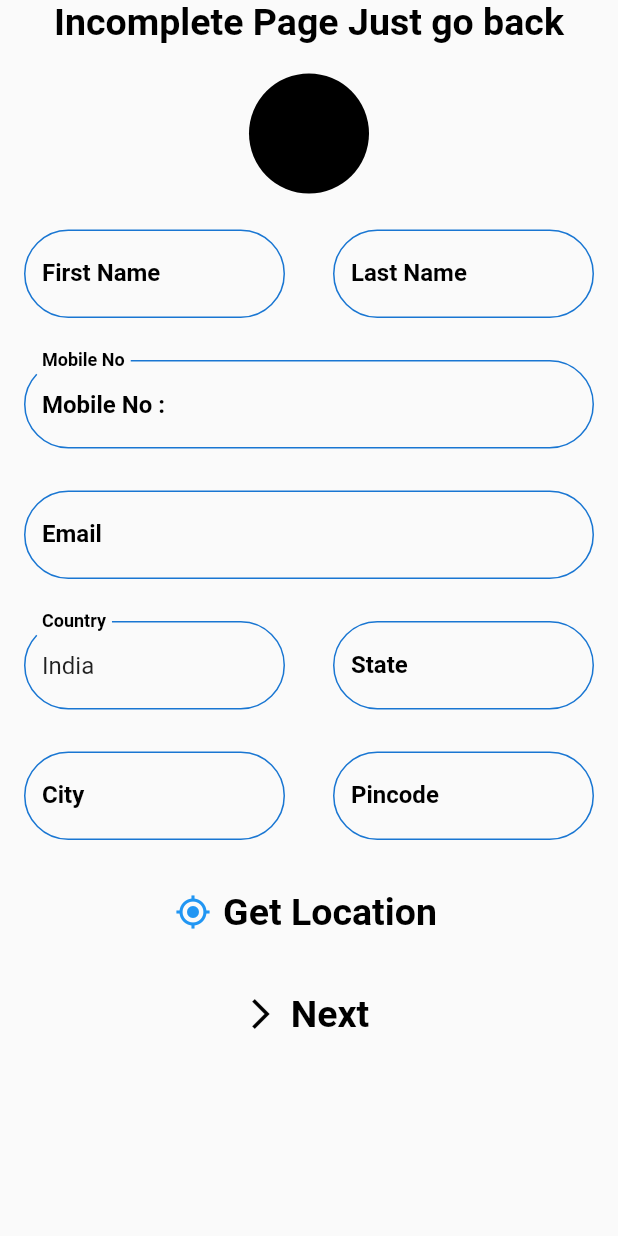
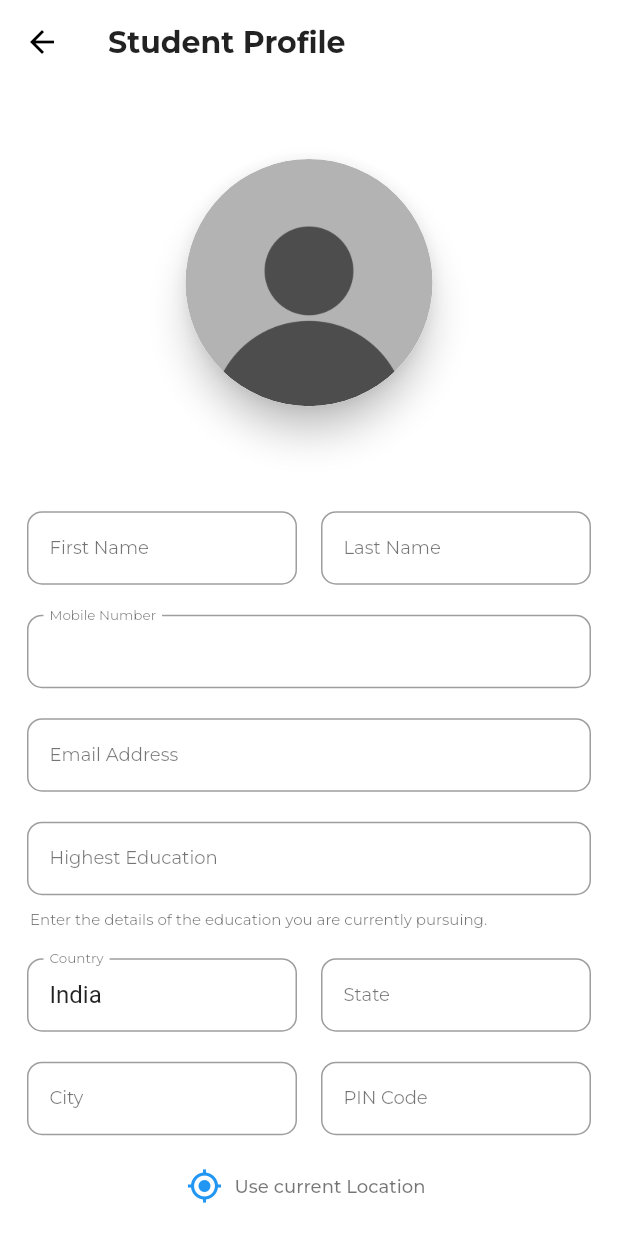
Before and after one commit to softjech/teamrapport, a Flutter app: the StudentInfo screen opened by its route, on a phone screen of 412 x 824 dp. Run offline on Flutter 3.47's test engine with Material 2 defaults, Android fonts, the phone set to English and light mode, and no system bars; our stand-ins replace cloud_firestore, firebase_auth, firebase_storage, geolocator, google_fonts, image_picker and 1 more; missing offline and left inert: flare_splash_screen; accounts and stored records are empty; network calls fail; Roboto replaces fonts that are missing (DM Mono).

Commit message:
worked in teacher details restyled student details

```diff
--- a/lib/constants.dart
+++ b/lib/constants.dart
@@ -100,10 +100,11 @@ Widget myTextField({onChanged, label, keyboardType}) {
 
 //Customized Form Field
 Widget myFromField(
-    {label, hint, validator, onSaved, keyBoardType: TextInputType.text}) {
+    {label, hint, validator, onSaved, keyBoardType: TextInputType.text, controller}) {
   return Padding(
     padding: const EdgeInsets.symmetric(vertical: 10.0, horizontal: 8),
     child: TextFormField(
+      controller: controller,
       keyboardType: keyBoardType,
       decoration: myInputDecoration(
 
--- a/lib/login/loginScreen.dart
+++ b/lib/login/loginScreen.dart
@@ -264,9 +264,10 @@ class _LoginScreenState extends State<LoginScreen> {
                           : verify(number);
                       //Navigator.pop(context);
                     },
-                    child: const Text(
+                    child: Text(
                       'Verify',
-                      style: TextStyle(
+                      style: subhead2.copyWith(
+                        fontSize: 14,
                         color: themeColor,
                       ),
                     ),
--- a/lib/student/studentInfo.dart
+++ b/lib/student/studentInfo.dart
@@ -15,19 +15,29 @@ import '../constants.dart';
 
 class StudentInfo extends StatefulWidget {
   static const String studentRoute = 'onboarding/login/student';
+
+  String _firstName;
+  String _lastName;
+  String _emailId;
+  String _highestEducation;
+  String _mediaUrl;
+
   @override
   _StudentInfoState createState() => _StudentInfoState();
 }
 
 class _StudentInfoState extends State<StudentInfo> {
-  String firstName = ' ', lastName = ' ', email = ' ', mediaUrl = ' ';
+  //Input form key
+  final GlobalKey<FormState> _formKey = GlobalKey<FormState>();
+
   TextEditingController cityController = TextEditingController();
   TextEditingController stateController = TextEditingController();
   TextEditingController pincodeController = TextEditingController();
   TextEditingController countryController = TextEditingController();
   TextEditingController mobileNoController = TextEditingController();
   File file;
-  bool isLoading=false;
+  bool isLoading = false;
+
   @override
   void initState() {
     getUserLocation();
@@ -83,32 +93,33 @@ class _StudentInfoState extends State<StudentInfo> {
       builder: (context) {
         return SimpleDialog(
           elevation: 50,
-          backgroundColor: Color(0xFF424242),
+          backgroundColor: Colors.white,
           //contentPadding: EdgeInsets.all(20.0),
-          titlePadding: EdgeInsets.only(top: 20),
-          shape:
-              RoundedRectangleBorder(borderRadius: BorderRadius.circular(15)),
+          titlePadding: EdgeInsets.all(20),
+          shape: RoundedRectangleBorder(
+            borderRadius: BorderRadius.circular(10),
+          ),
           title: Center(
             child: Text(
               'Upload Profile Picture',
-            style: TextStyle(color: Colors.white, fontSize: 30.0),
-          )),
+              style: heading2,
+            ),
+          ),
           children: <Widget>[
             SimpleDialogOption(
               child: Row(
                 children: <Widget>[
                   Icon(
-                    CupertinoIcons.photo_camera,
-                    color: Colors.white,
+                    Icons.camera_alt,
+                    color: Colors.black54,
                   ),
                   SizedBox(
                     width: 10.0,
                   ),
-                  Text('Photo with Camera',
-                      style: TextStyle(
-                        color: Colors.white,
-                        fontSize: 20.0,
-                      )),
+                  Text(
+                    'Photo with Camera',
+                    style: subhead2,
+                  ),
                 ],
               ),
               onPressed: handleTakePhoto,
@@ -119,35 +130,25 @@ class _StudentInfoState extends State<StudentInfo> {
                 children: <Widget>[
                   Icon(
                     Icons.image,
-                    color: Colors.white,
+                    color: Colors.black54,
                   ),
                   SizedBox(
                     width: 10.0,
                   ),
-                  Text('Image from Gallery',
-                      style: TextStyle(
-                        color: Colors.white,
-                        fontSize: 20.0,
-                      )),
+                  Text(
+                    'Image from Gallery',
+                    style: subhead2,
+                  ),
                 ],
               ),
             ),
-            SimpleDialogOption(
-              child: Row(
-                children: <Widget>[
-                  Icon(
-                    Icons.cancel,
-                    color: Colors.white,
+            FlatButton(
+              child: Text(
+                'Cancel',
+                style: subhead2.copyWith(
+                  fontSize: 14,
+                  color: themeColor,
                 ),
-                  SizedBox(
-                    width: 10.0,
-                  ),
-                  Text('Cancel',
-                      style: TextStyle(
-                        color: Colors.white,
-                        fontSize: 20.0,
-                      )),
-                ],
               ),
               onPressed: () => Navigator.pop(context),
             ),
@@ -171,7 +172,7 @@ class _StudentInfoState extends State<StudentInfo> {
   handleImage() async {
     setState(() {});
     await compressImage();
-    mediaUrl = await uploadImage(file);
+    widget._mediaUrl = await uploadImage(file);
   }
 
   Future<String> uploadImage(imageFile) async {
@@ -190,12 +191,12 @@ class _StudentInfoState extends State<StudentInfo> {
     DocumentReference docRef = usersRef.document(myNumber);
     await docRef.setData({
       'isTeacher': false,
-      'firstName': firstName,
-      'lastName': lastName,
-      'Name': firstName + ' ' + lastName,
-      'profilePic': mediaUrl,
+      'firstName': widget._firstName,
+      'lastName': widget._lastName,
+      'Name': widget._firstName + ' ' + widget._lastName,
+      'profilePic': widget._mediaUrl,
       'mobileNumber': myNumber,
-      'email': email,
+      'email': widget._emailId,
       'country': countryController.text,
       'state': stateController.text,
       'city': cityController.text,
@@ -208,80 +209,210 @@ class _StudentInfoState extends State<StudentInfo> {
     Navigator.pushReplacementNamed(context, HomeScreen.homeRoute);
   }
 
+  Widget _getProfilePic() {
+    return Material(
+      elevation: 10,
+      shape: CircleBorder(),
+      clipBehavior: Clip.antiAlias,
+      child: Center(
+        child: GestureDetector(
+          child: CircleAvatar(
+            radius: MediaQuery.of(context).size.width * 0.2,
+            backgroundImage: file != null
+                ? FileImage(file)
+                : AssetImage(
+                    'assets/images/default.png',
+                  ),
+            backgroundColor: Colors.transparent,
+          ),
+          onTap: () {
+            //Implement setting up of profile Image here.
+            selectImage(context);
+          },
+        ),
+      ),
+    );
+  }
+
+  Widget _buildFirstName() {
+    return myFromField(
+      label: 'First Name',
+      validator: (String value) {
+        if (value.isEmpty) {
+          return 'First name is required';
+        }
+        return null;
+      },
+      onSaved: (String value) {
+        widget._firstName = value;
+      },
+    );
+  }
+
+  Widget _buildLastName() {
+    return myFromField(
+      label: 'Last Name',
+      validator: (String value) {
+        if (value.isEmpty) {
+          return 'Last name is required.';
+        }
+        return null;
+      },
+      onSaved: (String value) {
+        widget._lastName = value;
+      },
+    );
+  }
+
+  Widget _buildMobileNumber() {
+    return myFromField(
+      label: 'Mobile Number',
+      controller: mobileNoController,
+      validator: (String value) {
+        if (value.isEmpty) {
+          return 'Mobile number is required.';
+        }
+        if (value.length != 13) {
+          return 'Invalid mobile number';
+        }
+        return null;
+      },
+      onSaved: (String value) {
+        widget._lastName = value;
+      },
+    );
+  }
+
+  Widget _buildHighestEducation() {
+    return myFromField(
+      label: 'Highest Education',
+      hint: 'ABC degree from XYZ university.',
+      validator: (String value) {
+        if (value.isEmpty) {
+          return 'Education details are required.';
+        }
+
+        return null;
+      },
+      onSaved: (String value) {
+        widget._highestEducation = value;
+      },
+    );
+  }
+
+  Widget _buildEmail() {
+    return myFromField(
+      label: 'Email Address',
+      hint: 'someone@example.com',
+      validator: (String value) {
+        if (value.isEmpty) {
+          return 'Email is required.';
+        }
+        if (!RegExp(
+                r'^([a-zA-Z0-9_\-\.]+)@([a-zA-Z0-9_\-\.]+)\.([a-zA-Z]{2,5})$')
+            .hasMatch(value)) {
+          return 'invalid email address';
+        }
+        return null;
+      },
+      onSaved: (String value) {
+        widget._emailId = value;
+      },
+    );
+  }
+
+  Widget _buildCountry() {
+    return myFromField(
+      label: 'Country',
+      controller: countryController,
+      validator: (String value) {
+        if (value.isEmpty) {
+          return 'Country is required.';
+        }
+
+        return null;
+      },
+    );
+  }
+
+  Widget _buildState() {
+    return myFromField(
+      label: 'State',
+      controller: stateController,
+      validator: (String value) {
+        if (value.isEmpty) {
+          return 'State is required.';
+        }
+
+        return null;
+      },
+    );
+  }
+
+  Widget _buildCity() {
+    return myFromField(
+      label: 'City',
+      controller: cityController,
+      validator: (String value) {
+        if (value.isEmpty) {
+          return 'City is required.';
+        }
+
+        return null;
+      },
+    );
+  }
+
+  Widget _buildPincode() {
+    return myFromField(
+      label: 'PIN Code',
+      controller: pincodeController,
+      validator: (String value) {
+        if (value.isEmpty) {
+          return 'PIN code is required.';
+        }
+
+        return null;
+      },
+    );
+  }
+
   @override
   Widget build(BuildContext context) {
-    return isLoading ? circularProgress() : Scaffold(
-      body: Container(
+    return isLoading
+        ? circularProgress()
+        : Scaffold(
+            appBar: AppBar(
+              title: Text(
+                'Student Profile',
+                style: heading1,
+              ),
+              backgroundColor: Colors.white,
+              elevation: 0,
+            ),
+            backgroundColor: Colors.white,
+            body: Padding(
+              padding: const EdgeInsets.all(10.0),
+              child: Form(
+                key: _formKey,
                 child: ListView(
+                  shrinkWrap: true,
                   children: <Widget>[
-            SafeArea(
-              child: Column(
-                crossAxisAlignment: CrossAxisAlignment.center,
-                children: <Widget>[
-                  Text(
-                    'Incomplete Page Just go back',
-                    style: kTextStyle,
+                    SizedBox(
+                      height: 40,
                     ),
-                  Padding(
-                    padding: const EdgeInsets.only(top: 20),
-                    child: GestureDetector(
-                      onTap: () {
-                        selectImage(context);
-                      },
-                      child: file == null
-                          ? CircleAvatar(
-                              backgroundColor: Colors.black,
-                              radius: 40,
-                            )
-                          : Card(
-                              child: Container(
-                                height: 100,
-                                width: 100,
-                                child: Image.file(file),
-                              ),
-                            ),
-                    ),
+                    _getProfilePic(),
+                    SizedBox(
+                      height: 60,
                     ),
                     Row(
                       mainAxisSize: MainAxisSize.min,
                       children: <Widget>[
                         Expanded(
-                        child: Padding(
-                          padding: const EdgeInsets.only(top: 20),
-                          child: ListTile(
-                            title: TextFormField(
-                              onChanged: (val) {
-                                firstName = val;
-                              },
-                              decoration: InputDecoration(
-                                  hintText: 'First Name',
-                                  hintStyle: kLabelStyle,
-                                  focusedBorder: kTextInputBorder,
-                                  enabledBorder: kTextInputBorder,
-                                  labelStyle: kLabelStyle,
-                                  labelText: 'First Name'),
-                            ),
-                          ),
-                        ),
+                          child: _buildFirstName(),
                         ),
                         Expanded(
-                        child: Padding(
-                          padding: const EdgeInsets.only(top: 20),
-                          child: ListTile(
-                            title: TextFormField(
-                              onChanged: (val) {
-                                lastName = val;
-                              },
-                              decoration: InputDecoration(
-                                  hintText: 'Last Name',
-                                  hintStyle: kLabelStyle,
-                                  focusedBorder: kTextInputBorder,
-                                  enabledBorder: kTextInputBorder,
-                                  labelStyle: kLabelStyle,
-                                  labelText: 'Last Name'),
-                            ),
-                          ),
-                        ),
+                          child: _buildLastName(),
                         ),
                       ],
                     ),
@@ -292,121 +423,40 @@ class _StudentInfoState extends State<StudentInfo> {
 
 
                      */
+                    _buildMobileNumber(),
+                    _buildEmail(),
+                    _buildHighestEducation(),
                     Padding(
-                    padding: const EdgeInsets.only(top: 20),
-                    child: ListTile(
-                      title: TextFormField(
-                        controller: mobileNoController,
-                        decoration: InputDecoration(
-                            prefixText: 'Mobile No : ',
-                            hintText: 'Mobile No',
-                            hintStyle: kLabelStyle,
-                            focusedBorder: kTextInputBorder,
-                            enabledBorder: kTextInputBorder,
-                            labelStyle: kLabelStyle,
-                            labelText: 'Mobile No'),
+                      padding: const EdgeInsets.only(
+                        left: 10.0,
+                        bottom: 10.0,
                       ),
-                    ),
-                  ),
-                  Padding(
-                    padding: const EdgeInsets.only(top: 20),
-                    child: ListTile(
-                      title: TextFormField(
-                        onChanged: (val) {
-                          email = val;
-                        },
-                        decoration: InputDecoration(
-                            prefixText: 'Email : ',
-                            hintText: 'Email',
-                            hintStyle: kLabelStyle,
-                            focusedBorder: kTextInputBorder,
-                            enabledBorder: kTextInputBorder,
-                            labelStyle: kLabelStyle,
-                            labelText: 'Email'),
-                      ),
+                      child: Text(
+                        'Enter the details of the education you are currently pursuing.',
+                        style: subhead1,
                       ),
                     ),
                     Row(
                       mainAxisSize: MainAxisSize.min,
                       children: <Widget>[
                         Expanded(
-                        child: Padding(
-                          padding: const EdgeInsets.only(top: 20),
-                          child: ListTile(
-                            title: TextFormField(
-                              controller: countryController,
-                              decoration: InputDecoration(
-                                  hintText: 'Country',
-                                  hintStyle: kLabelStyle,
-                                  focusedBorder: kTextInputBorder,
-                                  enabledBorder: kTextInputBorder,
-                                  labelStyle: kLabelStyle,
-                                  labelText: 'Country'),
+                          child: _buildCountry(),
                         ),
-                          ),
-                        ),
-                      ),
-                      Expanded(
-                        child: Padding(
-                          padding: const EdgeInsets.only(top: 20),
-                          child: ListTile(
-                            title: TextFormField(
-                              controller: stateController,
-                              decoration: InputDecoration(
-                                  hintText: 'State',
-                                  hintStyle: kLabelStyle,
-                                  focusedBorder: kTextInputBorder,
-                                  enabledBorder: kTextInputBorder,
-                                  labelStyle: kLabelStyle,
-                                  labelText: 'State'),
-                            ),
-                          ),
-                        ),
-                      ),
+                        Expanded(child: _buildState()),
                       ],
                     ),
                     Row(
                       mainAxisSize: MainAxisSize.min,
                       children: <Widget>[
                         Expanded(
-                        child: Padding(
-                          padding: const EdgeInsets.only(top: 20),
-                          child: ListTile(
-                            title: TextFormField(
-                              controller: cityController,
-                              decoration: InputDecoration(
-                                  hintText: 'City',
-                                  hintStyle: kLabelStyle,
-                                  focusedBorder: kTextInputBorder,
-                                  enabledBorder: kTextInputBorder,
-                                  labelStyle: kLabelStyle,
-                                  labelText: 'City'),
-                            ),
-                          ),
-                        ),
+                          child: _buildCity(),
                         ),
                         Expanded(
-                        child: Padding(
-                          padding: const EdgeInsets.only(top: 20),
-                          child: ListTile(
-                            title: TextFormField(
-                              controller: pincodeController,
-                              decoration: InputDecoration(
-                                  hintText: 'Pincode',
-                                  hintStyle: kLabelStyle,
-                                  focusedBorder: kTextInputBorder,
-                                  enabledBorder: kTextInputBorder,
-                                  labelStyle: kLabelStyle,
-                                  labelText: 'Pincode'),
-                            ),
-                          ),
-                        ),
+                          child: _buildPincode(),
                         ),
                       ],
                     ),
-                  Padding(
-                    padding: const EdgeInsets.only(top: 20),
-                    child: FlatButton.icon(
+                    FlatButton.icon(
                       onPressed: () {
                         getUserLocation();
                       },
@@ -415,29 +465,47 @@ class _StudentInfoState extends State<StudentInfo> {
                         color: Colors.blue,
                       ),
                       label: Text(
-                          'Get Location',
-                          style: kTextStyle,
-                        )),
+                        'Use current Location',
+                        style: subhead2,
                       ),
-                  Padding(
-                    padding: const EdgeInsets.only(top: 20),
-                    child: FlatButton.icon(
+                    ),
+                    SizedBox(
+                      height: 20,
+                    ),
+//                          Padding(
+//                            padding: const EdgeInsets.only(top: 20),
+//                            child: FlatButton.icon(
+//                              onPressed: () {
+//                                createFirebase();
+//                              },
+//                              icon: Icon(
+//                                Icons.arrow_forward_ios,
+//                                color: Colors.black,
+//                              ),
+//                              label: Text(
+//                                'Next',
+//                                style: kTextStyle,
+//                              ),
+//                            ),
+//                          ),
+                    myRaisedButton(
+                      label: 'Next',
                       onPressed: () {
+                        if (!_formKey.currentState.validate()) {
+                          return;
+                        }
+                        _formKey.currentState.save();
+                        print(widget._firstName + " " + widget._lastName);
+                        print(widget._highestEducation);
+                        print(widget._emailId);
                         createFirebase();
                       },
-                        icon: Icon(
-                          Icons.arrow_forward_ios,
-                          color: Colors.black,
                     ),
-                        label: Text(
-                          'Next',
-                          style: kTextStyle,
-                        )),
+                    SizedBox(
+                      height: 20,
                     ),
                   ],
                 ),
-            ),
-          ],
               ),
             ),
           );
```
Also changed, not shown: lib/Teacher/details_pages/personalDetails.dart (+42 -39 lines), lib/Teacher/details_pages/professionalDetails.dart (+134 -12 lines). Lines whose indentation alone changed are shown as unchanged.
